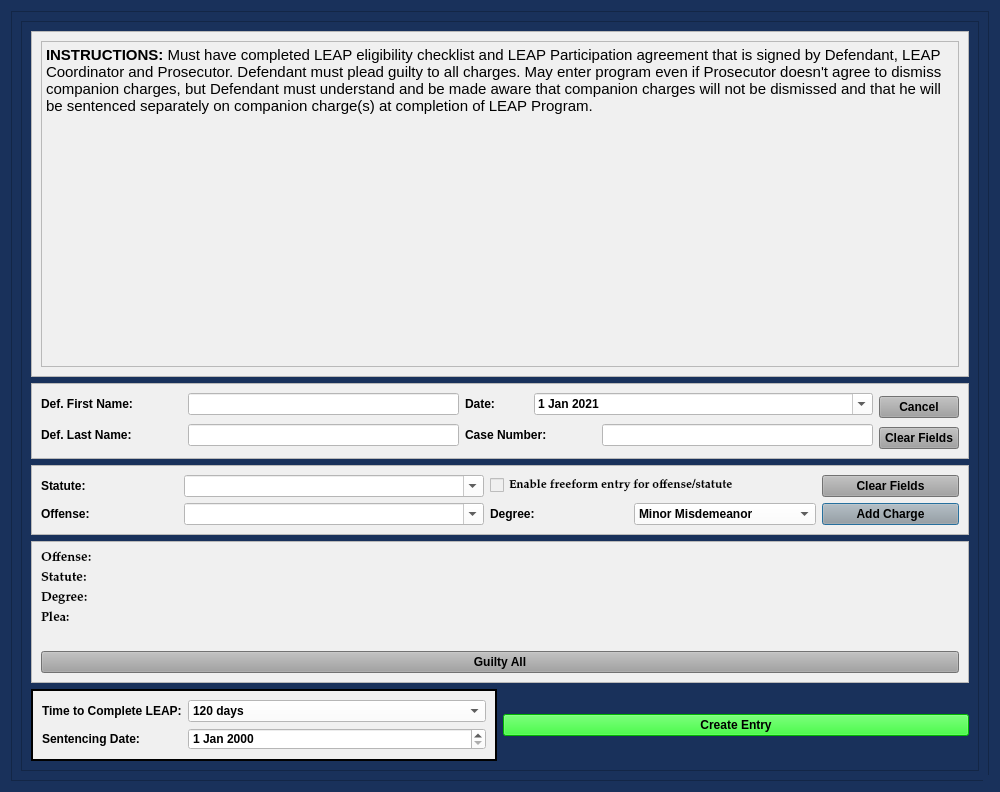
HunterProgram22/MuniEntry, file resources/ui/LeapPleaLongDialog_scroll.ui: the form before one commit.
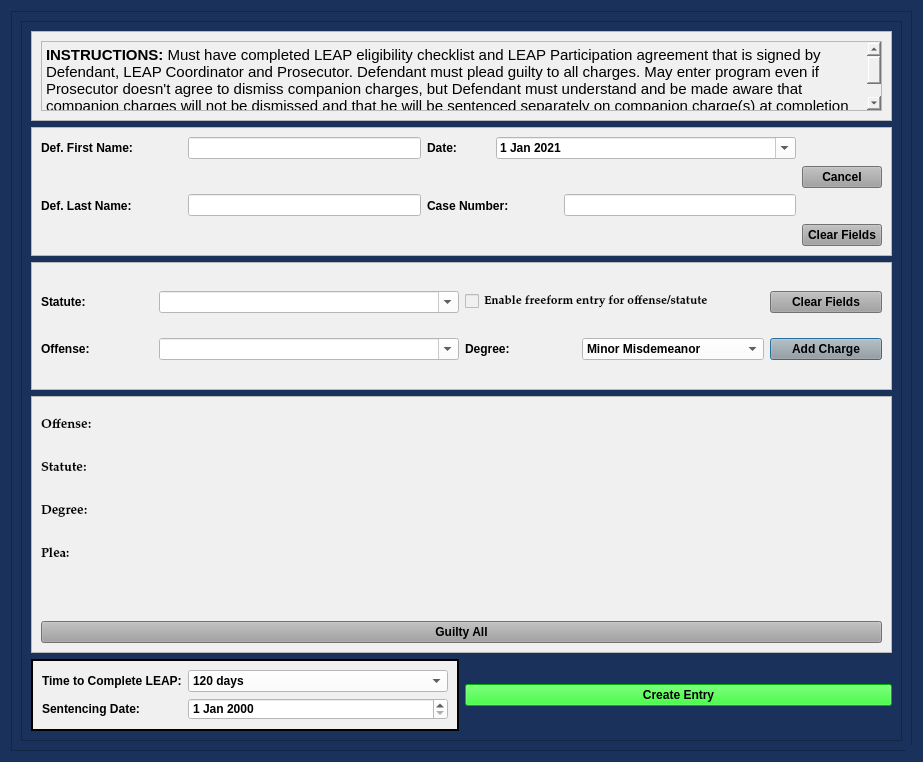
The form after the commit.

Commit message: Updated UIs for scroll and arraignment load to set value if no FRA.

The edit to the form file:
```diff
--- a/resources/ui/LeapPleaLongDialog_scroll.ui
+++ b/resources/ui/LeapPleaLongDialog_scroll.ui
@@ -9,8 +9,8 @@
    <rect>
     <x>0</x>
     <y>0</y>
-    <width>1000</width>
-    <height>792</height>
+    <width>923</width>
+    <height>762</height>
    </rect>
   </property>
   <property name="sizePolicy">
@@ -171,11 +171,11 @@
           <rect>
            <x>0</x>
            <y>0</y>
-           <width>960</width>
-           <height>752</height>
+           <width>883</width>
+           <height>722</height>
           </rect>
          </property>
-         <layout class="QGridLayout" name="gridLayout_5">
+         <layout class="QGridLayout" name="gridLayout_5" rowstretch="1,2,2,4,2">
           <item row="0" column="0" colspan="2">
            <widget class="QFrame" name="frame_2">
             <property name="styleSheet">
```
Left out of the diff: 16 changed lines with no effect on the pictures. The commit also changes 11 other files.
